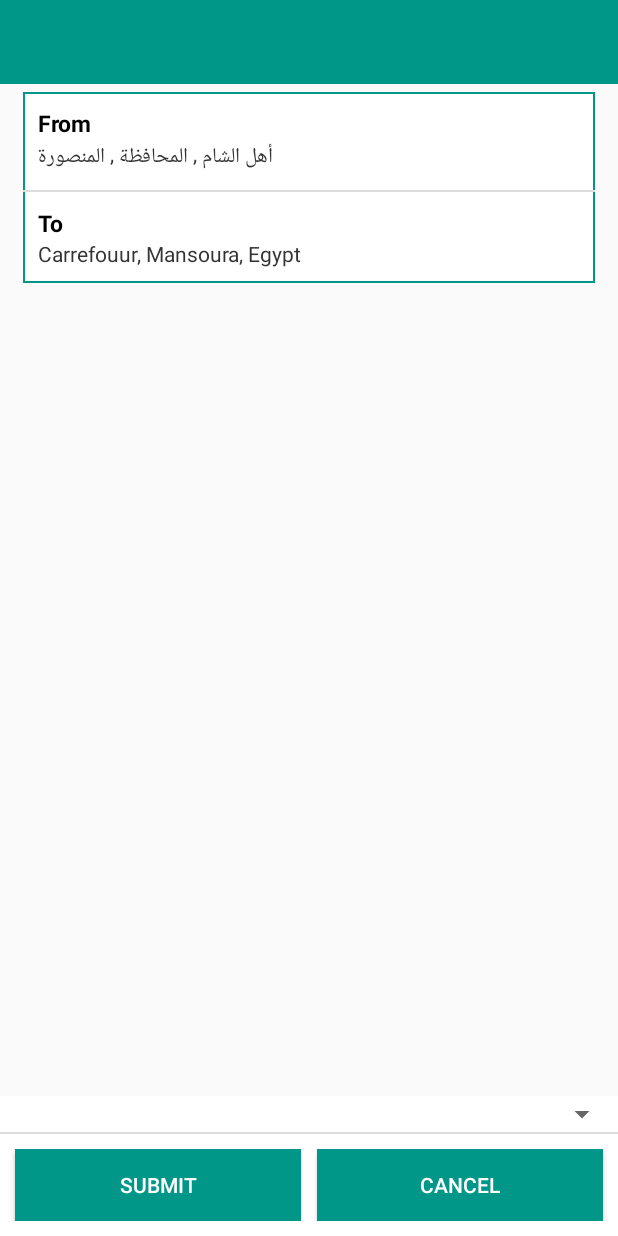
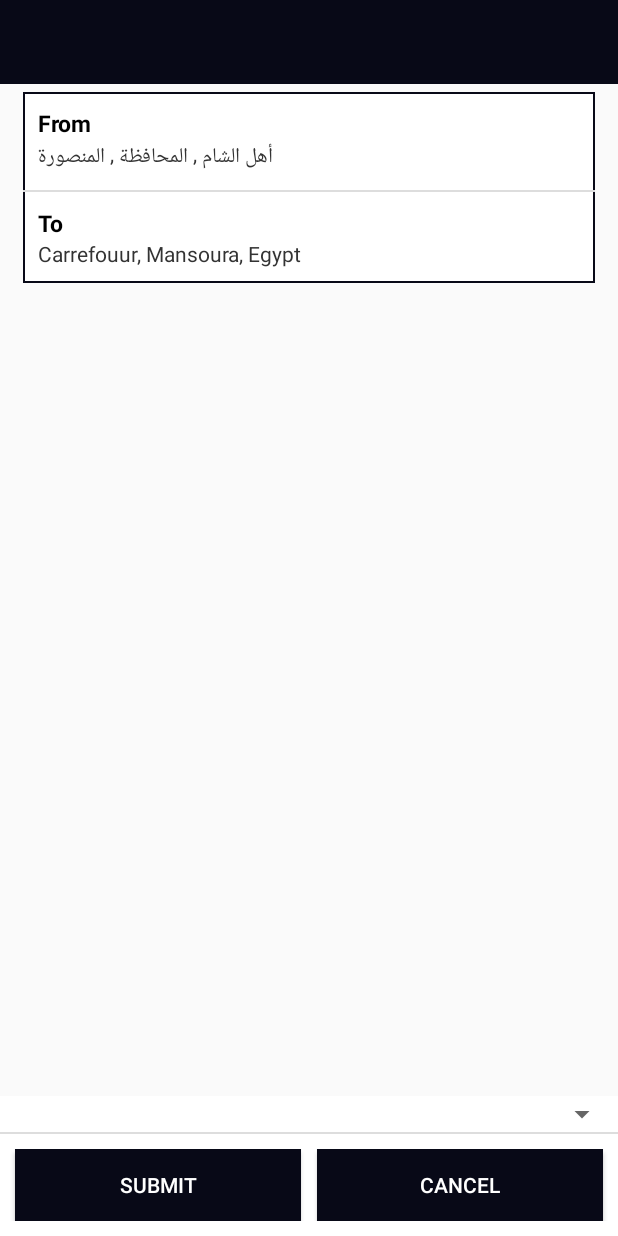
Before and after one commit to MuhammadElsayed96/ByBike-Client, an Android app: the MainActivity screen opened directly, with no data from a screen before it, on a phone screen of 412 x 824 dp. Run offline under Robolectric (Android 15) with nearby library versions, the phone set to English and light mode, and no system bars; libraries missing offline, so code that uses them is left out: com.directions.route.

Commit message:
Updating UI, colors and nav drawer.

```diff
--- a/app/src/main/java/com/muhammadelsayed/bybike/activity/model/Transportation.java
+++ b/app/src/main/java/com/muhammadelsayed/bybike/activity/model/Transportation.java
@@ -6,6 +6,7 @@ public class Transportation {
     private int transImg;
     private String transCost;
     private String transDistance;
+
 
 
     public String getTransType() {
--- a/app/src/main/res/drawable-hdpi/bold_green_bordered_bg.xml
+++ b/app/src/main/res/drawable-hdpi/bold_bordered_bg.xml
@@ -3,7 +3,7 @@
 
     <item>
         <shape android:shape="rectangle">
-            <stroke android:width="5dp" android:color="#009688"/>
+            <stroke android:width="5dp" android:color="@color/colorPrimary"/>
             <corners android:radius="5dp" />
             <solid android:color="#FFFFFF" />
         </shape>
--- a/app/src/main/res/drawable-xhdpi/greenish_border.xml
+++ b/app/src/main/res/drawable-xhdpi/border.xml
@@ -3,7 +3,7 @@
 
     <item>
         <shape android:shape="rectangle">
-            <stroke android:width="1dp" android:color="#009688"/>
+            <stroke android:width="1dp" android:color="@color/colorPrimary"/>
             <solid android:color="#FFFFFF" />
         </shape>
     </item>
--- a/app/src/main/res/drawable/loginbutton_selector.xml
+++ b/app/src/main/res/drawable/loginbutton_selector.xml
@@ -2,7 +2,7 @@
 <ripple xmlns:android="http://schemas.android.com/apk/res/android"
     xmlns:tools="http://schemas.android.com/tools"
     tools:targetApi="lollipop"
-    android:color="#f816a463"
+    android:color="@color/colorPrimary"
     >
 
 
--- a/app/src/main/res/layout/activity_confirm_order.xml
+++ b/app/src/main/res/layout/activity_confirm_order.xml
@@ -126,7 +126,7 @@
             android:orientation="vertical"
             android:layout_width="match_parent"
             android:layout_height="wrap_content"
-            android:background="@drawable/bold_green_bordered_bg"
+            android:background="@drawable/bold_bordered_bg"
             android:padding="20dp"
             android:gravity="center"
             android:layout_marginTop="20dp"
@@ -154,7 +154,7 @@
             android:id="@+id/confirmOrder"
             android:layout_width="match_parent"
             android:layout_height="wrap_content"
-            android:background="@color/background_color"
+            android:background="@color/colorPrimary"
             android:textColor="@color/white"
             android:text="Confirm"
             android:layout_marginTop="20dp"
--- a/app/src/main/res/layout/activity_main.xml
+++ b/app/src/main/res/layout/activity_main.xml
@@ -34,7 +34,7 @@
             android:layout_below="@+id/app_bar"
             android:layout_marginRight="15dp"
             android:layout_marginLeft="15dp"
-            android:background="@drawable/greenish_border"
+            android:background="@drawable/border"
             android:layout_width="match_parent"
             android:layout_height="wrap_content">
 
@@ -141,7 +141,7 @@
                     android:layout_height="wrap_content"
                     android:text="Submit"
                     android:layout_weight="1"
-                    android:background="@color/background_color"
+                    android:background="@color/colorPrimary"
                     android:textColor="@color/white"
                     android:layout_marginLeft="10dp"
                     android:layout_marginRight="5dp"/>
@@ -151,7 +151,7 @@
                     android:layout_width="0dp"
                     android:layout_height="wrap_content"
                     android:layout_weight="1"
-                    android:background="@color/background_color"
+                    android:background="@color/colorPrimary"
                     android:text="Cancel"
                     android:textColor="@color/white"
                     android:layout_marginLeft="5dp"
@@ -175,7 +175,7 @@
             android:id="@+id/logout_layout"
             android:layout_width="match_parent"
             android:layout_height="60dp"
-            android:background="@color/error"
+            android:background="@color/colorAccent"
             android:layout_gravity="bottom|center"
             android:gravity="center">
 
--- a/app/src/main/res/layout/activity_start.xml
+++ b/app/src/main/res/layout/activity_start.xml
@@ -12,7 +12,7 @@
     <RelativeLayout
         android:layout_width="match_parent"
         android:layout_height="wrap_content"
-        android:background="@color/background_color"
+        android:background="@color/colorPrimary"
         >
 
         <FrameLayout
--- a/app/src/main/res/layout/app_bar_main.xml
+++ b/app/src/main/res/layout/app_bar_main.xml
@@ -16,7 +16,9 @@
             android:layout_width="match_parent"
             android:layout_height="?attr/actionBarSize"
             android:background="@color/colorPrimary"
-            app:titleTextColor="#FFF" />
+            app:titleTextColor="@color/white"
+            app:theme="@style/ToolbarColoredBackArrow"
+            />
 
     </android.support.design.widget.AppBarLayout>
 
--- a/app/src/main/res/layout/login_layout.xml
+++ b/app/src/main/res/layout/login_layout.xml
@@ -41,7 +41,7 @@
             android:inputType="textEmailAddress"
             android:padding="10dp"
             android:singleLine="true"
-            android:text="abdullah@test.com"
+            android:text="user@test.com"
             android:textColor="@color/white"
             android:textColorHint="@color/white"
             android:textSize="16sp" />
@@ -106,7 +106,7 @@
             android:background="@drawable/loginbutton_selector"
             android:padding="3dp"
             android:text="@string/login"
-            android:textColor="@color/background_color"
+            android:textColor="@color/textPrimary"
             android:textSize="17sp"
             android:textStyle="bold" />
     </LinearLayout>
--- a/app/src/main/res/layout/signup_layout.xml
+++ b/app/src/main/res/layout/signup_layout.xml
@@ -148,7 +148,7 @@
         android:background="@drawable/loginbutton_selector"
         android:padding="3dp"
         android:text="@string/signUp"
-        android:textColor="@color/background_color"
+        android:textColor="@color/textPrimary"
         android:textSize="17sp"
         android:textStyle="bold" />
 
--- a/app/src/main/res/menu/activity_main_drawer.xml
+++ b/app/src/main/res/menu/activity_main_drawer.xml
@@ -4,7 +4,8 @@
     <item
         android:id="@+id/nav_profile"
         android:icon="@drawable/ic_person_black_24dp"
-        android:title="@string/nav_profile" />
+        android:title="@string/nav_profile"
+        />
 
     <item
         android:id="@+id/nav_history"
--- a/app/src/main/res/values/colors.xml
+++ b/app/src/main/res/values/colors.xml
@@ -1,11 +1,13 @@
 <?xml version="1.0" encoding="utf-8"?>
 <resources>
-    <color name="colorPrimary">#009688</color>
-    <color name="colorPrimaryDark">#005b52</color>
-    <color name="colorAccent">#FF003530</color>
+    <color name="colorPrimary">#080917</color>
+    <color name="colorPrimaryDark">#000000</color>
+    <color name="colorAccent">#FF9800</color>
+    <color name="textPrimary">#212121</color>
+    <color name="textSecondary">#FFFFFF</color>
+    <color name="colorDivider">#BDBDBD</color>
+    <color name="colorPrimaryLight">#D7CCC8</color>
 
-
-    <color name="background_color">#009688</color>
     <color name="white">#FFFFFF</color>
     <color name="black">#000000</color>
     <color name="white_greyish">#EEEEEE</color>
@@ -13,4 +15,6 @@
     <color name="error">#C0392B</color>
 
 
+
+    <!--#009688-->
 </resources>
--- a/app/src/main/res/values/styles.xml
+++ b/app/src/main/res/values/styles.xml
@@ -32,5 +32,8 @@
         <item name="colorAccent">@color/colorAccent</item>
     </style>
 
+    <style name="ToolbarColoredBackArrow" parent="AppTheme">
+        <item name="android:textColorSecondary">@color/white</item>
+    </style>
 
 </resources>
```
Also changed, not shown: app/src/main/res/drawable-v21/side_nav_bar.xml (deleted, +0 -9 lines), app/src/main/res/drawable-v21/toolbar_bg.xml (deleted, +0 -8 lines), app/src/main/res/layout/nav_header_main.xml (+30 -9 lines), app/src/main/res/values/dimens.xml (deleted, +0 -13 lines), app/src/main/res/drawable-v21/logo.png (deleted).
